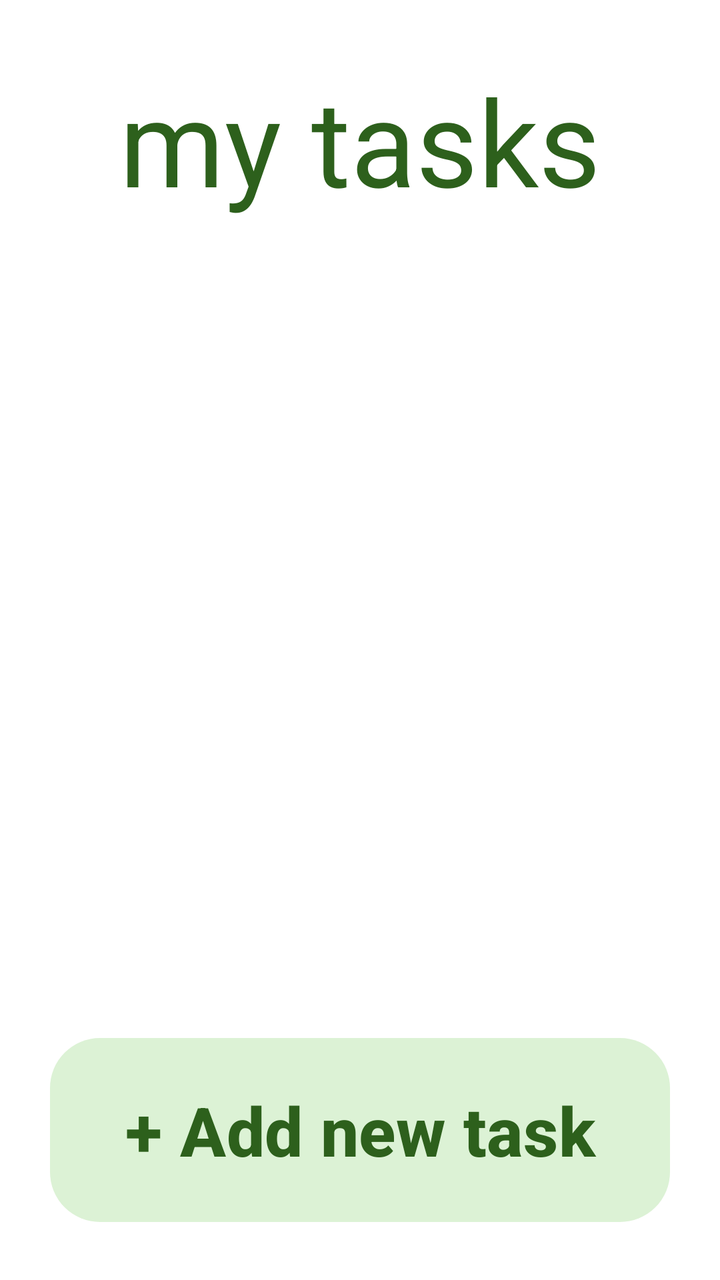
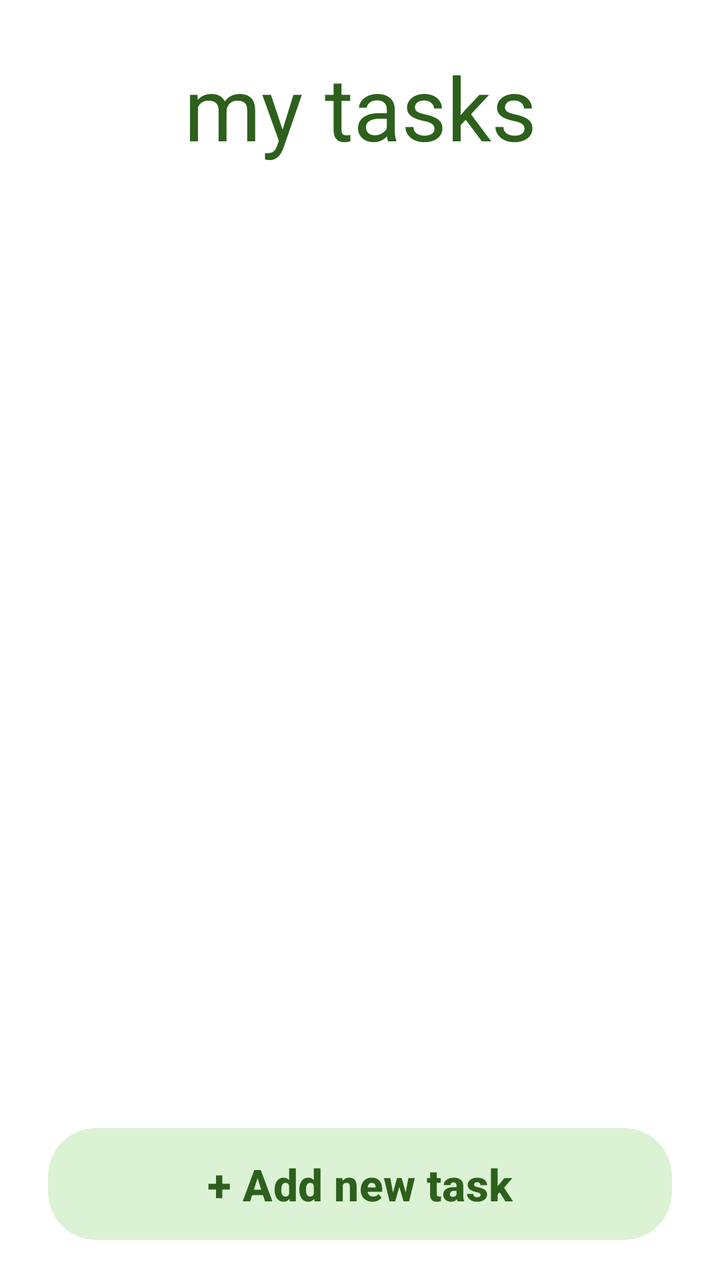

An Android layout rendered at two revisions. The XML below is the earlier revision; the diff shows what the commit changed to produce the second picture.
<!-- AndroidManifest.xml: application theme Theme.Zen -->
<!-- res/layout/fragment_tasks.xml -->
<?xml version="1.0" encoding="utf-8"?>
<FrameLayout xmlns:android="http://schemas.android.com/apk/res/android"
    xmlns:app="http://schemas.android.com/apk/res-auto"
    xmlns:tools="http://schemas.android.com/tools"
    android:layout_width="match_parent"
    android:layout_height="match_parent"
    tools:context=".tasks.TasksFragment" >

    <androidx.constraintlayout.widget.ConstraintLayout
        android:layout_width="match_parent"
        android:layout_height="match_parent">

        <TextView
            android:id="@+id/tasksTitle"
            android:layout_width="wrap_content"
            android:layout_height="wrap_content"
            android:layout_marginTop="30dp"
            android:text="@string/my_tasks"
            android:textColor="@color/dark_green"
            android:textSize="60sp"
            app:layout_constraintEnd_toEndOf="parent"
            app:layout_constraintStart_toStartOf="parent"
            app:layout_constraintTop_toTopOf="parent" />

        <androidx.recyclerview.widget.RecyclerView
            android:id="@+id/tasksRecyclerView"
            android:layout_width="match_parent"
            android:layout_height="0dp"
            android:layout_marginTop="20dp"
            android:layout_marginBottom="20dp"
            android:clipToPadding="false"
            android:paddingHorizontal="25dp"
            app:layout_constraintBottom_toTopOf="@+id/addNewTaskButton"
            app:layout_constraintTop_toBottomOf="@+id/tasksTitle" />

        <Button
            android:id="@+id/addNewTaskButton"
            style="@style/Widget.Zen.Button.Tonal"
            android:layout_width="0dp"
            android:layout_height="100dp"
            android:layout_marginHorizontal="25dp"
            android:layout_marginBottom="25dp"
            android:text="@string/add_new_task"
            android:textColor="@color/dark_green"
            android:textSize="34sp"
            app:cornerRadius="25dp"
            app:layout_constraintBottom_toBottomOf="parent"
            app:layout_constraintEnd_toEndOf="parent"
            app:layout_constraintStart_toStartOf="parent" />
    </androidx.constraintlayout.widget.ConstraintLayout>
</FrameLayout>
<!-- resources referenced by this layout -->
<resources>
  <color name="dark_green">#FF2D601C</color>
  <string name="add_new_task">+ Add new task</string>
  <string name="my_tasks">my tasks</string>
  <style name="Widget.Zen.Button.Tonal">
          <item name="backgroundTint">@color/light_green</item>
      </style>
  <style name="Theme.Zen" parent="Base.Theme.Zen" />
  <color name="light_green">#FFDCF2D5</color>
  <style name="Base.Theme.Zen" parent="Theme.Material3.Light.NoActionBar">
          
          <item name="colorPrimary">@color/dark_green</item>
          <item name="colorOnPrimary">@color/white</item>
          <item name="colorPrimaryContainer">@color/green</item>
          <item name="colorOnPrimaryContainer">@color/dark_green</item>
          <item name="colorSecondaryContainer">@color/light_green</item>
          <item name="colorOnSecondaryContainer">@color/dark_green</item>
          <item name="colorSurface">@color/white</item>
          <item name="colorOnSurface">@color/dark_green</item>
          <item name="colorOnSurfaceVariant">@color/text_secondary</item>
          <item name="colorOutline">@color/outline</item>
          
          <item name="colorSurfaceContainerHighest">#FFEFEFEF</item>
          <item name="android:windowBackground">@color/white</item>
          <item name="materialButtonStyle">@style/Widget.Zen.Button</item>
          <item name="materialSwitchStyle">@style/Widget.Zen.Switch</item>
      </style>
  <color name="white">#FFFFFFFF</color>
  <color name="green">#FF9ED08E</color>
  <color name="text_secondary">#FF5E5E5E</color>
  <color name="outline">#FF767676</color>
  <style name="Widget.Zen.Button" parent="Widget.Material3.Button">
          <item name="backgroundTint">@color/green</item>
          <item name="android:textColor">@color/dark_green</item>
          <item name="android:textStyle">bold</item>
          <item name="android:textSize">@dimen/text_button</item>
          <item name="android:minHeight">@dimen/button_height</item>
          <item name="cornerRadius">@dimen/corner_large</item>
      </style>
  <style name="Widget.Zen.Switch" parent="Widget.Material3.CompoundButton.MaterialSwitch">
          <item name="android:minHeight">@dimen/touch_target</item>
          <item name="android:textColor">@color/dark_green</item>
          <item name="android:textSize">@dimen/text_body_large</item>
      </style>
  <dimen name="text_button">22sp</dimen>
  <dimen name="button_height">64dp</dimen>
  <dimen name="corner_large">24dp</dimen>
  <dimen name="touch_target">48dp</dimen>
  <dimen name="text_body_large">18sp</dimen>
</resources>

<!-- the commit's change to res/layout/fragment_tasks.xml (unified diff, before → after) -->
@@ -1,51 +1,48 @@
 <?xml version="1.0" encoding="utf-8"?>
-<FrameLayout xmlns:android="http://schemas.android.com/apk/res/android"
+<androidx.constraintlayout.widget.ConstraintLayout xmlns:android="http://schemas.android.com/apk/res/android"
     xmlns:app="http://schemas.android.com/apk/res-auto"
     xmlns:tools="http://schemas.android.com/tools"
     android:layout_width="match_parent"
     android:layout_height="match_parent"
-    tools:context=".tasks.TasksFragment" >
+    tools:context=".tasks.TasksFragment">
 
-    <androidx.constraintlayout.widget.ConstraintLayout
-        android:layout_width="match_parent"
-        android:layout_height="match_parent">
+    <TextView
+        android:id="@+id/tasksTitle"
+        style="@style/Widget.Zen.Title"
+        android:layout_width="0dp"
+        android:layout_height="wrap_content"
+        android:layout_marginHorizontal="@dimen/screen_margin"
+        android:layout_marginTop="@dimen/title_margin_top"
+        android:gravity="center_horizontal"
+        android:text="@string/my_tasks"
+        app:layout_constraintEnd_toEndOf="parent"
+        app:layout_constraintStart_toStartOf="parent"
+        app:layout_constraintTop_toTopOf="parent" />
 
-        <TextView
-            android:id="@+id/tasksTitle"
-            android:layout_width="wrap_content"
-            android:layout_height="wrap_content"
-            android:layout_marginTop="30dp"
-            android:text="@string/my_tasks"
-            android:textColor="@color/dark_green"
-            android:textSize="60sp"
-            app:layout_constraintEnd_toEndOf="parent"
-            app:layout_constraintStart_toStartOf="parent"
-            app:layout_constraintTop_toTopOf="parent" />
+    <androidx.recyclerview.widget.RecyclerView
+        android:id="@+id/tasksRecyclerView"
+        android:layout_width="0dp"
+        android:layout_height="0dp"
+        android:layout_marginTop="@dimen/spacing_medium"
+        android:clipToPadding="false"
+        android:paddingHorizontal="@dimen/screen_margin"
+        android:paddingBottom="@dimen/spacing_medium"
+        app:layout_constraintBottom_toTopOf="@id/addNewTaskButton"
+        app:layout_constraintEnd_toEndOf="parent"
+        app:layout_constraintStart_toStartOf="parent"
+        app:layout_constraintTop_toBottomOf="@id/tasksTitle"
+        app:layout_constraintWidth_max="@dimen/content_max_width" />
 
-        <androidx.recyclerview.widget.RecyclerView
-            android:id="@+id/tasksRecyclerView"
-            android:layout_width="match_parent"
-            android:layout_height="0dp"
-            android:layout_marginTop="20dp"
-            android:layout_marginBottom="20dp"
-            android:clipToPadding="false"
-            android:paddingHorizontal="25dp"
-            app:layout_constraintBottom_toTopOf="@+id/addNewTaskButton"
-            app:layout_constraintTop_toBottomOf="@+id/tasksTitle" />
-
-        <Button
-            android:id="@+id/addNewTaskButton"
-            style="@style/Widget.Zen.Button.Tonal"
-            android:layout_width="0dp"
-            android:layout_height="100dp"
-            android:layout_marginHorizontal="25dp"
-            android:layout_marginBottom="25dp"
-            android:text="@string/add_new_task"
-            android:textColor="@color/dark_green"
-            android:textSize="34sp"
-            app:cornerRadius="25dp"
-            app:layout_constraintBottom_toBottomOf="parent"
-            app:layout_constraintEnd_toEndOf="parent"
-            app:layout_constraintStart_toStartOf="parent" />
-    </androidx.constraintlayout.widget.ConstraintLayout>
-</FrameLayout>
+    <Button
+        android:id="@+id/addNewTaskButton"
+        style="@style/Widget.Zen.Button.Tonal"
+        android:layout_width="0dp"
+        android:layout_height="wrap_content"
+        android:layout_marginHorizontal="@dimen/screen_margin"
+        android:layout_marginBottom="@dimen/spacing_medium"
+        android:text="@string/add_new_task"
+        app:layout_constraintBottom_toBottomOf="parent"
+        app:layout_constraintEnd_toEndOf="parent"
+        app:layout_constraintStart_toStartOf="parent"
+        app:layout_constraintWidth_max="@dimen/content_max_width" />
+</androidx.constraintlayout.widget.ConstraintLayout>
<!-- resource entries referenced after the edit -->
@@ -1,13 +1,28 @@
 <!-- resources referenced by this layout -->
 <resources>
+  <dimen name="content_max_width">560dp</dimen>
+  <dimen name="screen_margin">24dp</dimen>
+  <dimen name="spacing_medium">16dp</dimen>
+  <dimen name="title_margin_top">24dp</dimen>
   <color name="dark_green">#FF2D601C</color>
+  <dimen name="text_title_min">28sp</dimen>
+  <dimen name="text_title">44sp</dimen>
   <string name="add_new_task">+ Add new task</string>
   <string name="my_tasks">my tasks</string>
   <style name="Widget.Zen.Button.Tonal">
           <item name="backgroundTint">@color/light_green</item>
       </style>
+  <style name="Widget.Zen.Title" parent="Widget.Zen.Heading">
+          <item name="android:textColor">@color/dark_green</item>
+          <item name="android:maxLines">1</item>
+          <item name="autoSizeTextType">uniform</item>
+          <item name="autoSizeMinTextSize">@dimen/text_title_min</item>
+          <item name="autoSizeMaxTextSize">@dimen/text_title</item>
+          <item name="android:textSize">@dimen/text_title</item>
+      </style>
   <style name="Theme.Zen" parent="Base.Theme.Zen" />
   <color name="light_green">#FFDCF2D5</color>
+  <style name="Widget.Zen.Heading" parent="" />
   <style name="Base.Theme.Zen" parent="Theme.Material3.Light.NoActionBar">
           
           <item name="colorPrimary">@color/dark_green</item>
